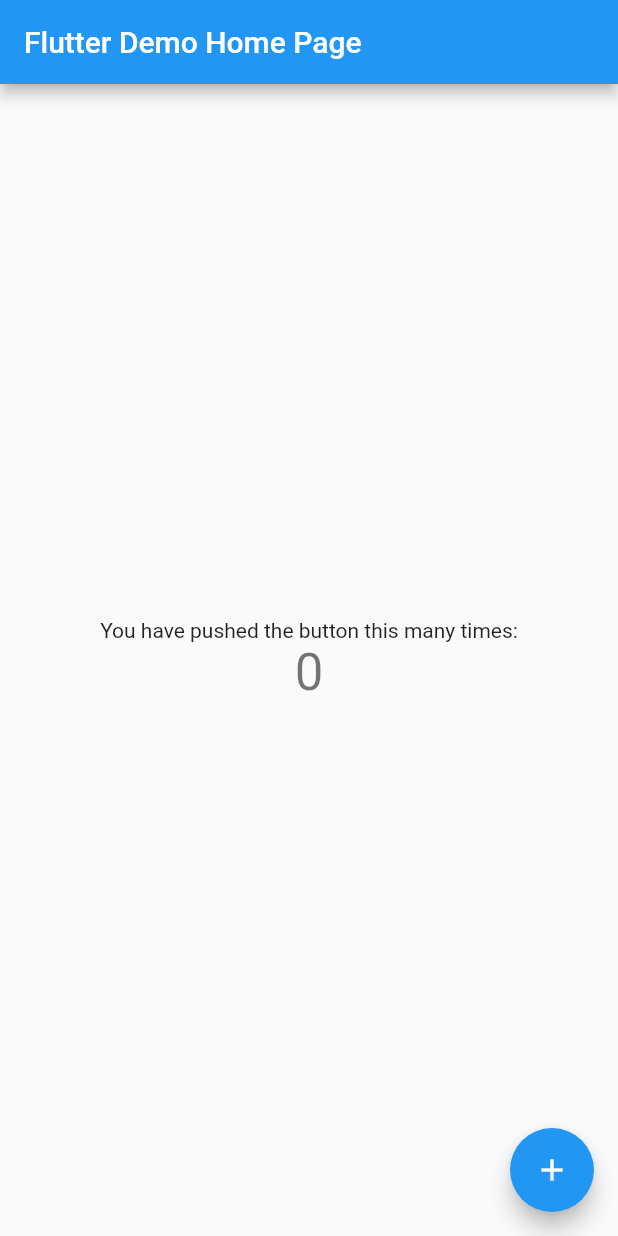
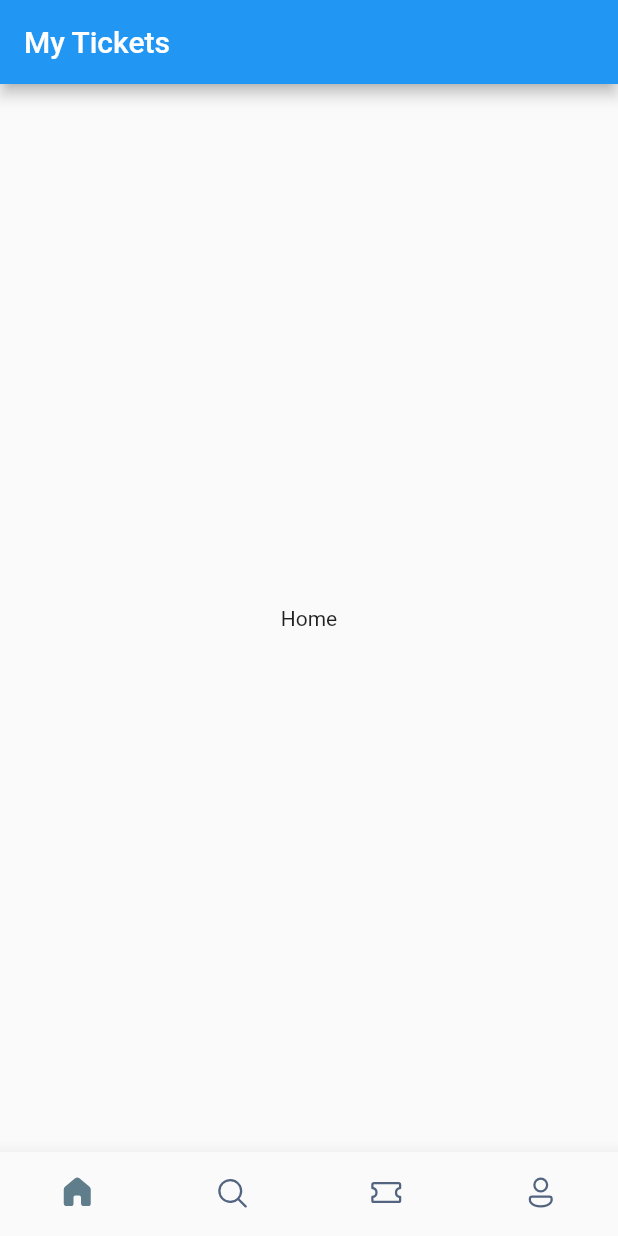
Before and after one commit to nerdychamp/fltr-ticket-booking-app, a Flutter app: the screen it shows after launch, on a phone screen of 412 x 824 dp. Run offline on Flutter 3.47's test engine with Material 2 defaults, Android fonts, the phone set to English and light mode, and no system bars; our stand-ins replace fluentui_icons.

Commit message:
feat: added bottom-bar

```diff
--- a/lib/main.dart
+++ b/lib/main.dart
@@ -1,3 +1,4 @@
+import 'package:book_tickets/screens/bottom_bar.dart';
 import 'package:flutter/material.dart';
 
 void main() {
@@ -14,54 +15,7 @@ class MyApp extends StatelessWidget {
       theme: ThemeData(
         primarySwatch: Colors.blue,
       ),
-      home: const MyHomePage(title: 'Flutter Demo Home Page'),
+      home: const BottomBar(),
     );
   }
 }
-
-class MyHomePage extends StatefulWidget {
-  const MyHomePage({super.key, required this.title});
-
-  final String title;
-
-  @override
-  State<MyHomePage> createState() => _MyHomePageState();
-}
-
-class _MyHomePageState extends State<MyHomePage> {
-  int _counter = 0;
-
-  void _incrementCounter() {
-    setState(() {
-      _counter++;
-    });
-  }
-
-  @override
-  Widget build(BuildContext context) {
-    return Scaffold(
-      appBar: AppBar(
-        title: Text(widget.title),
-      ),
-      body: Center(
-        child: Column(
-          mainAxisAlignment: MainAxisAlignment.center,
-          children: <Widget>[
-            const Text(
-              'You have pushed the button this many times:',
-            ),
-            Text(
-              '$_counter',
-              style: Theme.of(context).textTheme.headline4,
-            ),
-          ],
-        ),
-      ),
-      floatingActionButton: FloatingActionButton(
-        onPressed: _incrementCounter,
-        tooltip: 'Increment',
-        child: const Icon(Icons.add),
-      ),
-    );
-  }
-}
--- /dev/null
+++ b/lib/screens/bottom_bar.dart
@@ -0,0 +1,67 @@
+import 'package:fluentui_icons/fluentui_icons.dart';
+import 'package:flutter/material.dart';
+
+class BottomBar extends StatefulWidget {
+  const BottomBar({super.key});
+
+  @override
+  State<BottomBar> createState() => _BottomBarState();
+}
+
+class _BottomBarState extends State<BottomBar> {
+  int _selectedIndex = 0;
+  static final List<Widget> _widgetOptions = [
+    const Text("Home"),
+    const Text("Search"),
+    const Text("Ticket"),
+    const Text("Profile"),
+  ];
+
+  void _onItemTapped(int index) {
+    setState(() {
+      _selectedIndex = index;
+    });
+  }
+
+  @override
+  Widget build(BuildContext context) {
+    return Scaffold(
+      appBar: AppBar(
+        title: const Text("My Tickets"),
+      ),
+      body: Center(child: _widgetOptions[_selectedIndex]),
+      bottomNavigationBar: BottomNavigationBar(
+        currentIndex: _selectedIndex,
+        type: BottomNavigationBarType.fixed,
+        onTap: _onItemTapped,
+        elevation: 10,
+        showSelectedLabels: false,
+        showUnselectedLabels: false,
+        selectedItemColor: Colors.blueGrey,
+        unselectedItemColor: const Color(0xFF526480),
+        items: const [
+          BottomNavigationBarItem(
+            icon: Icon(FluentSystemIcons.ic_fluent_home_regular),
+            activeIcon: Icon(FluentSystemIcons.ic_fluent_home_filled),
+            label: "Home",
+          ),
+          BottomNavigationBarItem(
+            icon: Icon(FluentSystemIcons.ic_fluent_search_regular),
+            activeIcon: Icon(FluentSystemIcons.ic_fluent_search_filled),
+            label: "Search",
+          ),
+          BottomNavigationBarItem(
+            icon: Icon(FluentSystemIcons.ic_fluent_ticket_regular),
+            activeIcon: Icon(FluentSystemIcons.ic_fluent_ticket_filled),
+            label: "Ticket",
+          ),
+          BottomNavigationBarItem(
+            icon: Icon(FluentSystemIcons.ic_fluent_person_regular),
+            activeIcon: Icon(FluentSystemIcons.ic_fluent_person_filled),
+            label: "Profile",
+          ),
+        ],
+      ),
+    );
+  }
+}
--- a/pubspec.yaml
+++ b/pubspec.yaml
@@ -32,10 +32,10 @@ dependencies:
   flutter:
     sdk: flutter
 
-
   # The following adds the Cupertino Icons font to your application.
   # Use with the CupertinoIcons class for iOS style icons.
   cupertino_icons: ^1.0.2
+  fluentui_icons: ^1.0.0
 
 dev_dependencies:
   flutter_test:
@@ -53,7 +53,6 @@ dev_dependencies:
 
 # The following section is specific to Flutter packages.
 flutter:
-
   # The following line ensures that the Material Icons font is
   # included with your application, so that you can use the icons in
   # the material Icons class.
```
Also changed, not shown: pubspec.lock.
